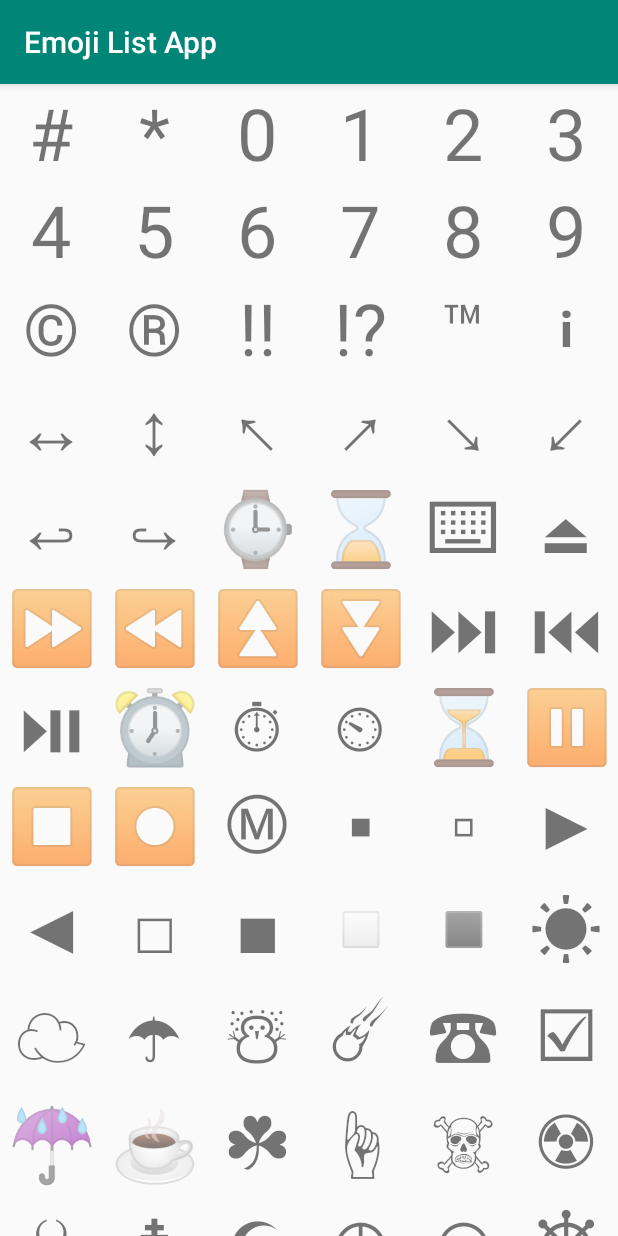
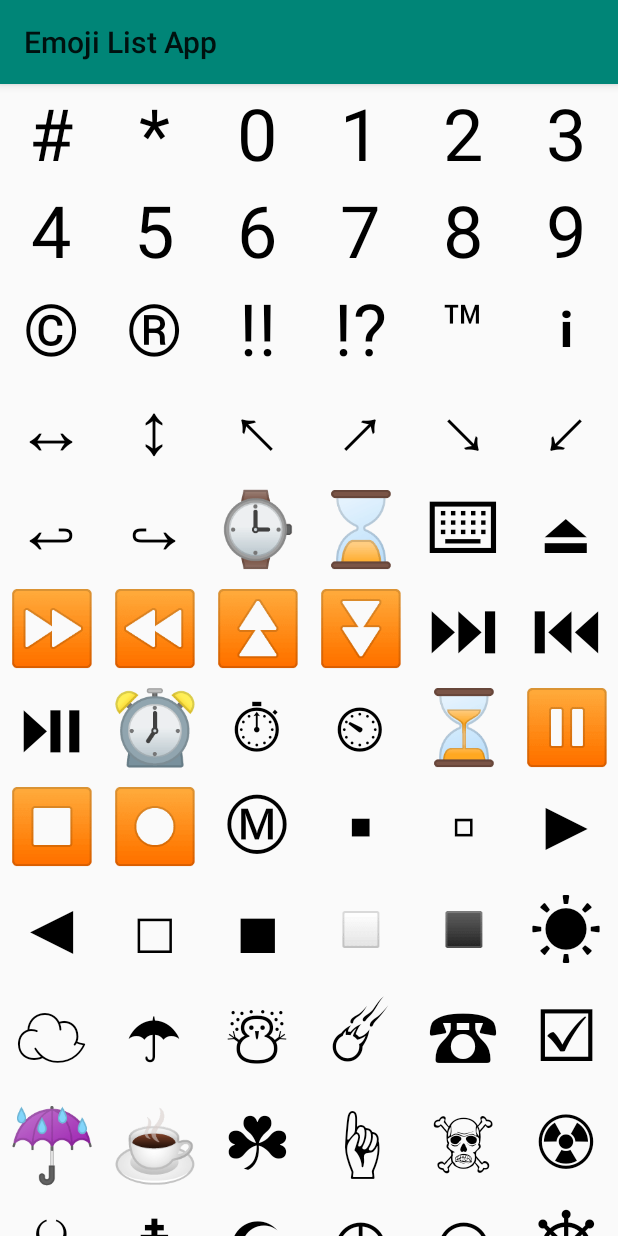
Before and after one commit to nonanona/debug_tools, an Android app: the EmojiListSelectorActivity screen opened directly, with no data from a screen before it, after a tap on "Emoji", on a phone screen of 412 x 824 dp. Run offline under Robolectric (Android 15) with nearby library versions, the phone set to English and light mode, and no system bars.

Commit message:
Minor changes

```diff
--- a/emoji/EmojiDumpApp/app/src/main/res/layout/emoji_card.xml
+++ b/emoji/EmojiDumpApp/app/src/main/res/layout/emoji_card.xml
@@ -5,6 +5,7 @@
           android:layout_height="match_parent"
           android:layout_gravity="center"
           android:gravity="center"
+          android:textColor="#000000"
           android:textSize="48sp">
 
 </TextView>
--- a/emoji/EmojiDumpApp/app/src/main/res/values/styles.xml
+++ b/emoji/EmojiDumpApp/app/src/main/res/values/styles.xml
@@ -1,7 +1,7 @@
 <resources>
 
     <!-- Base application theme. -->
-    <style name="AppTheme" parent="Theme.AppCompat.Light.DarkActionBar">
+    <style name="AppTheme" parent="Theme.AppCompat.DayNight">
         <!-- Customize your theme here. -->
         <item name="colorPrimary">@color/colorPrimary</item>
         <item name="colorPrimaryDark">@color/colorPrimaryDark</item>
--- a/emoji/EmojiDumpApp/build.gradle
+++ b/emoji/EmojiDumpApp/build.gradle
@@ -8,7 +8,7 @@ buildscript {
 
     }
     dependencies {
-        classpath 'com.android.tools.build:gradle:7.1.0-alpha01'
+        classpath 'com.android.tools.build:gradle:7.2.0-alpha05'
         classpath "org.jetbrains.kotlin:kotlin-gradle-plugin:$kotlin_version"
         // NOTE: Do not place your application dependencies here; they belong
         // in the individual module build.gradle files
```
Also changed, not shown: emoji/EmojiDumpApp/app/src/main/java/com/example/emojidumpapp/EmojiDiffActivity.kt (+4 -4 lines), emoji/EmojiDumpApp/gradle/wrapper/gradle-wrapper.properties.
